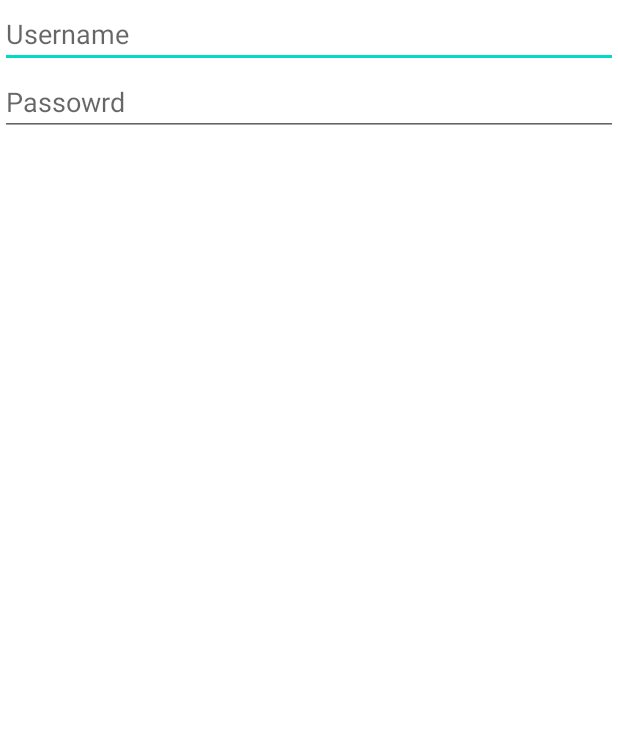
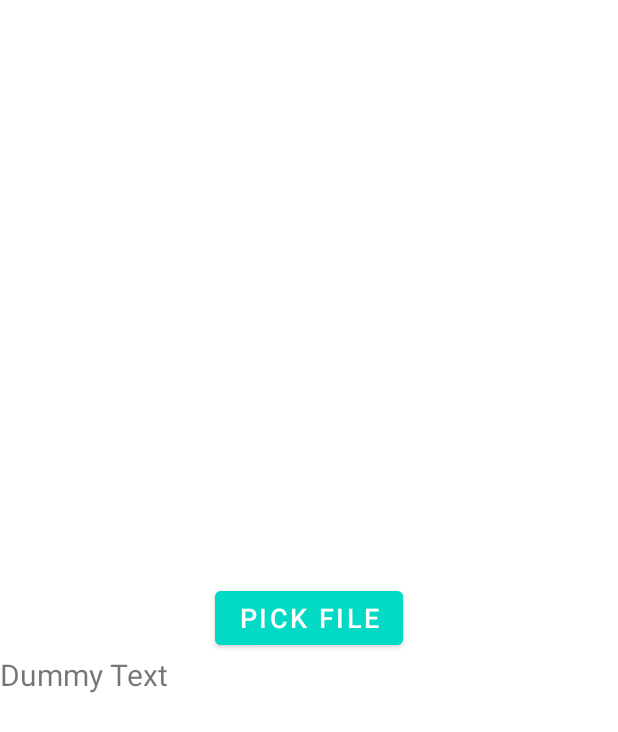
Before and after one commit to pacifi/MyAuxiliar, an Android app: the layout dialog_configuracion_curso_upload.xml on its own in the app's theme, with its tools: preview values and no code run, on a phone screen of 412 x 824 dp. Shown: the top 732 px of the screen. Run offline under Robolectric (Android 15) with nearby library versions, the phone set to English and light mode, and no system bars.

Commit message:
configuracion upload completado corregir la ubicación del fichero

```diff
--- a/app/src/main/res/layout/dialog_configuracion_curso_upload.xml
+++ b/app/src/main/res/layout/dialog_configuracion_curso_upload.xml
@@ -3,18 +3,23 @@
     android:layout_width="match_parent"
     android:layout_height="match_parent">
 
-    <EditText
-        android:id="@+id/edit_username"
+    <TextView
+        android:id="@+id/txt_path"
         android:layout_width="match_parent"
         android:layout_height="wrap_content"
-        android:hint="Username" />
+        android:layout_below="@+id/btn_filePick"
+        android:text="Dummy Text"
+        android:textSize="20dp" />
 
-    <EditText
-        android:id="@+id/edit_password"
-        android:layout_width="match_parent"
+    <Button
+        android:id="@+id/btn_filePick"
+        android:layout_width="wrap_content"
         android:layout_height="wrap_content"
-        android:layout_below="@id/edit_username"
-        android:layout_alignParentStart="true"
-        android:hint="Passowrd"
-        android:inputType="textPassword" />
+        android:layout_centerInParent="true"
+        android:backgroundTint="@color/design_default_color_secondary"
+        android:text="Pick File"
+
+        android:textColor="#fff"
+        android:textSize="18sp" />
+
 </RelativeLayout>
```
Also changed, not shown: app/src/main/AndroidManifest.xml (+9 -1 lines), app/src/main/java/com/pacifi/app/api/CursoApi.java (+8 -0 lines), app/src/main/java/com/pacifi/app/ui/configuracion/ConfiguracionListaCurso.java (+38 -5 lines), app/src/main/java/com/pacifi/app/ui/configuracion/CursoUploadDialog.java (+39 -11 lines).
